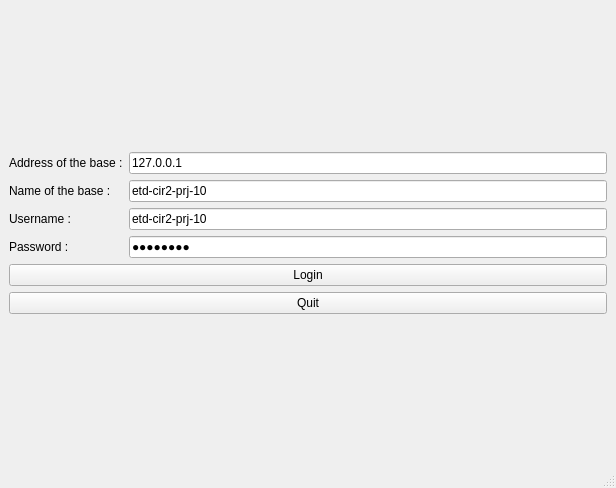
This is mainwindow.ui in G4bleb/salt-n-pepper as Qt 5 draws it before an edit. The edited form follows.
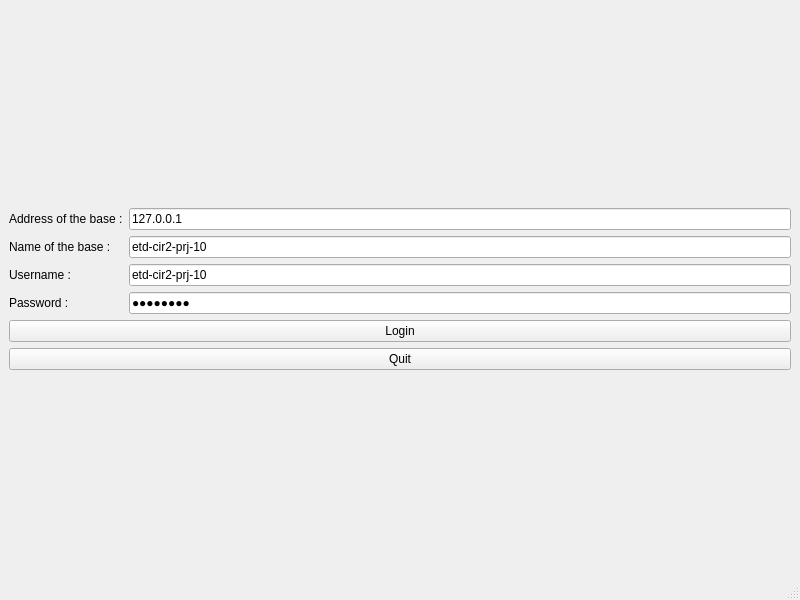
This is the edited form.

The edit to the form file:
```diff
--- a/mainwindow.ui
+++ b/mainwindow.ui
@@ -6,8 +6,8 @@
    <rect>
     <x>0</x>
     <y>0</y>
-    <width>616</width>
-    <height>488</height>
+    <width>800</width>
+    <height>600</height>
    </rect>
   </property>
   <property name="windowTitle">
```
